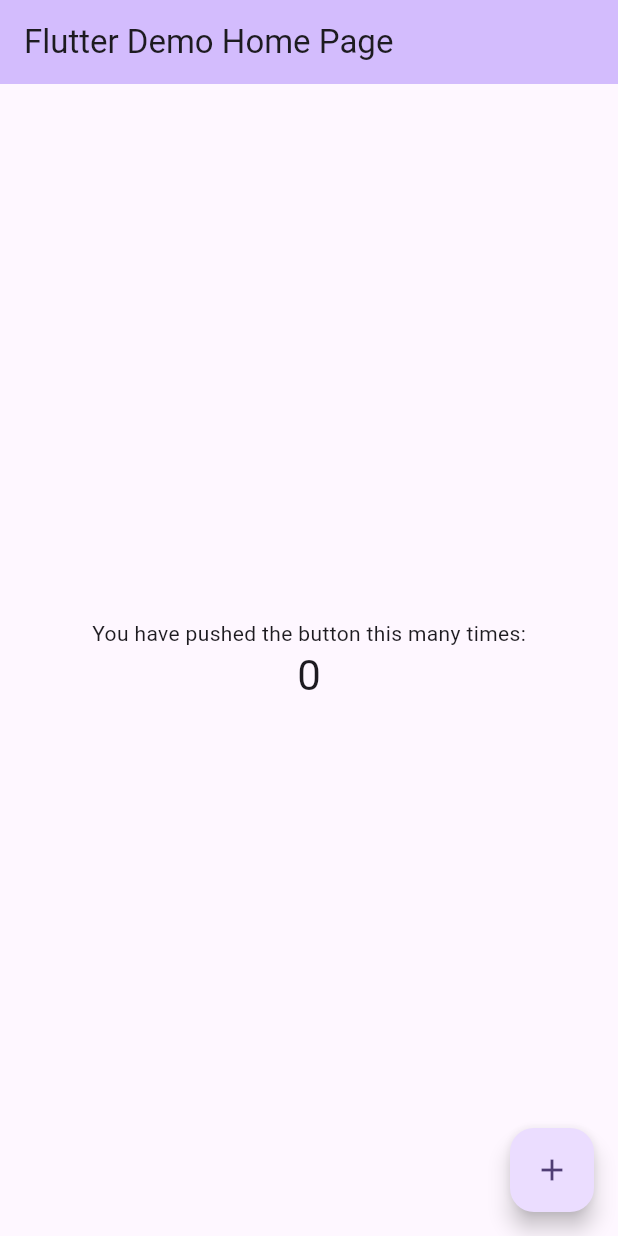
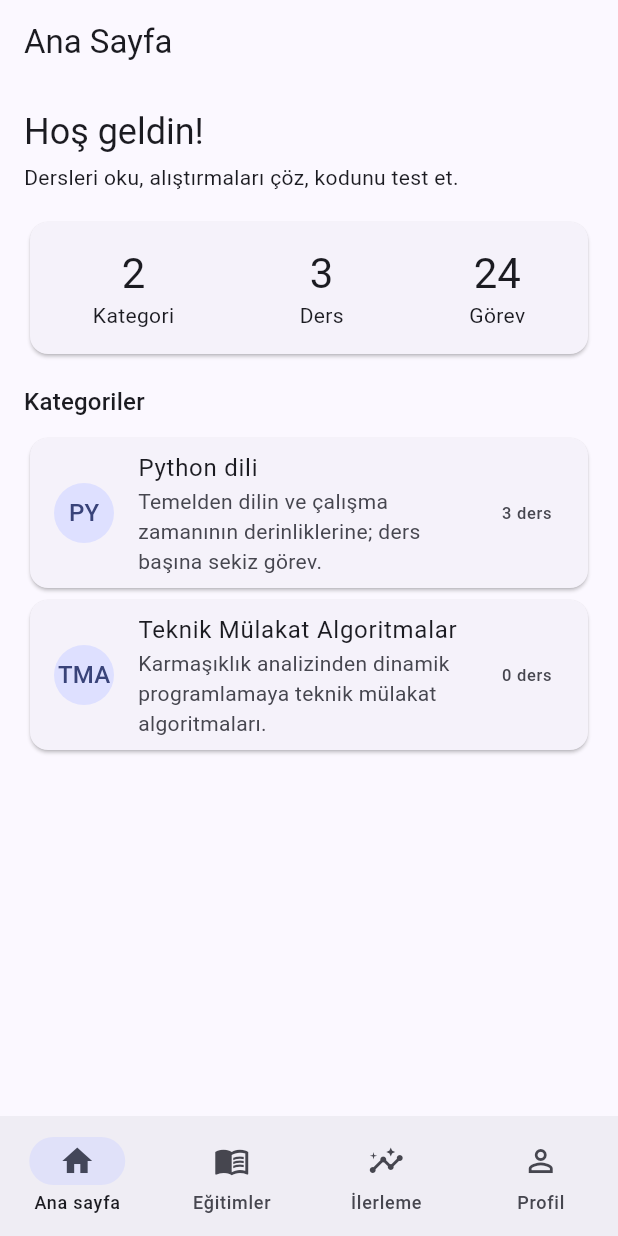
Before and after one commit to MrSqy/BLM4587, a Flutter app: the screen it shows after launch, on a phone screen of 412 x 824 dp. Run offline on Flutter 3.47's test engine with Material 3 defaults, Android fonts, the phone set to English and light mode, and no system bars.

Commit message:
1.1 Uygulama iskeleti: NavigationBar, isimli rotalar, tema
- AnaIskelet: NavigationBar (Ana sayfa, Eğitimler, İlerleme, Profil) ve IndexedStack
- Rotalar: isimli rota tablosu ('/' ve '/hakkinda')
- Material 3 açık/koyu tema, telefonun tema ayarını izler
- Ana sayfa sahte veri servisinden kategori, ders ve görev özetini gösterir
- Eğitimler ve İlerleme sekmeleri sonraki haftalar için yer tutucu
- Widget testleri: özet, sekme geçişi, Hakkında rotası

Co-Authored-By: Claude Opus 5.5 <noreply@anthropic.com>

```diff
--- /dev/null
+++ b/lib/ekranlar/ana_iskelet.dart
@@ -0,0 +1,68 @@
+import 'package:flutter/material.dart';
+
+import 'ana_sayfa.dart';
+import 'egitimler_ekrani.dart';
+import 'ilerleme_ekrani.dart';
+import 'profil_ekrani.dart';
+
+// Alt menülü ana iskelet. Her sekme ayrı bir ekran sınıfıdır.
+class AnaIskelet extends StatefulWidget {
+  const AnaIskelet({super.key});
+
+  @override
+  State<AnaIskelet> createState() => _AnaIskeletState();
+}
+
+class _AnaIskeletState extends State<AnaIskelet> {
+  int _seciliIndeks = 0;
+
+  static const List<String> _basliklar = [
+    'Ana Sayfa',
+    'Eğitimler',
+    'İlerleme',
+    'Profil',
+  ];
+
+  // IndexedStack sekmeler arasında geçerken ekranların durumunu korur.
+  final List<Widget> _sayfalar = const [
+    AnaSayfa(),
+    EgitimlerEkrani(),
+    IlerlemeEkrani(),
+    ProfilEkrani(),
+  ];
+
+  @override
+  Widget build(BuildContext context) {
+    return Scaffold(
+      appBar: AppBar(title: Text(_basliklar[_seciliIndeks])),
+      body: IndexedStack(index: _seciliIndeks, children: _sayfalar),
+      bottomNavigationBar: NavigationBar(
+        selectedIndex: _seciliIndeks,
+        onDestinationSelected: (indeks) =>
+            setState(() => _seciliIndeks = indeks),
+        destinations: const [
+          NavigationDestination(
+            icon: Icon(Icons.home_outlined),
+            selectedIcon: Icon(Icons.home),
+            label: 'Ana sayfa',
+          ),
+          NavigationDestination(
+            icon: Icon(Icons.menu_book_outlined),
+            selectedIcon: Icon(Icons.menu_book),
+            label: 'Eğitimler',
+          ),
+          NavigationDestination(
+            icon: Icon(Icons.insights_outlined),
+            selectedIcon: Icon(Icons.insights),
+            label: 'İlerleme',
+          ),
+          NavigationDestination(
+            icon: Icon(Icons.person_outline),
+            selectedIcon: Icon(Icons.person),
+            label: 'Profil',
+          ),
+        ],
+      ),
+    );
+  }
+}
--- /dev/null
+++ b/lib/ekranlar/ana_sayfa.dart
@@ -0,0 +1,115 @@
+import 'package:flutter/material.dart';
+
+import '../modeller/egitim.dart';
+import '../modeller/kategori.dart';
+import '../servisler/egitim_servisi.dart';
+
+class AnaSayfa extends StatefulWidget {
+  const AnaSayfa({super.key});
+
+  @override
+  State<AnaSayfa> createState() => _AnaSayfaState();
+}
+
+class _AnaSayfaState extends State<AnaSayfa> {
+  // Future initState'te bir kez oluşturulur; her build'de yeniden istek atılmaz.
+  late Future<_Ozet> _ozet;
+
+  @override
+  void initState() {
+    super.initState();
+    _ozet = _ozetiGetir();
+  }
+
+  Future<_Ozet> _ozetiGetir() async {
+    final kategoriler = await egitimServisi.kategorileriGetir();
+    final egitimler = await egitimServisi.egitimleriGetir();
+    return _Ozet(kategoriler, egitimler);
+  }
+
+  @override
+  Widget build(BuildContext context) {
+    return FutureBuilder<_Ozet>(
+      future: _ozet,
+      builder: (context, snapshot) {
+        if (snapshot.connectionState != ConnectionState.done) {
+          return const Center(child: CircularProgressIndicator());
+        }
+        if (snapshot.hasError) {
+          return Center(child: Text('Veriler yüklenemedi: ${snapshot.error}'));
+        }
+        final ozet = snapshot.data!;
+        return ListView(
+          padding: const EdgeInsets.all(16),
+          children: [
+            Text(
+              'Hoş geldin!',
+              style: Theme.of(context).textTheme.headlineSmall,
+            ),
+            const SizedBox(height: 4),
+            const Text('Dersleri oku, alıştırmaları çöz, kodunu test et.'),
+            const SizedBox(height: 16),
+            Card(
+              child: Padding(
+                padding: const EdgeInsets.symmetric(vertical: 16),
+                child: Row(
+                  mainAxisAlignment: MainAxisAlignment.spaceAround,
+                  children: [
+                    _SayiKutusu(
+                      sayi: ozet.kategoriler.length,
+                      etiket: 'Kategori',
+                    ),
+                    _SayiKutusu(sayi: ozet.egitimler.length, etiket: 'Ders'),
+                    _SayiKutusu(sayi: ozet.gorevSayisi, etiket: 'Görev'),
+                  ],
+                ),
+              ),
+            ),
+            const SizedBox(height: 16),
+            Text('Kategoriler', style: Theme.of(context).textTheme.titleMedium),
+            const SizedBox(height: 8),
+            for (final kategori in ozet.kategoriler)
+              Card(
+                child: ListTile(
+                  leading: CircleAvatar(child: Text(kategori.kisaltma)),
+                  title: Text(kategori.ad),
+                  subtitle: Text(kategori.aciklama),
+                  trailing: Text('${ozet.dersSayisi(kategori.id)} ders'),
+                ),
+              ),
+          ],
+        );
+      },
+    );
+  }
+}
+
+class _Ozet {
+  final List<Kategori> kategoriler;
+  final List<Egitim> egitimler;
+
+  _Ozet(this.kategoriler, this.egitimler);
+
+  int get gorevSayisi =>
+      egitimler.fold(0, (toplam, e) => toplam + e.gorevler.length);
+
+  int dersSayisi(int kategoriId) =>
+      egitimler.where((e) => e.kategoriId == kategoriId).length;
+}
+
+class _SayiKutusu extends StatelessWidget {
+  final int sayi;
+  final String etiket;
+
+  const _SayiKutusu({required this.sayi, required this.etiket});
+
+  @override
+  Widget build(BuildContext context) {
+    return Column(
+      children: [
+        Text('$sayi', style: Theme.of(context).textTheme.headlineMedium),
+        Text(etiket),
+      ],
+    );
+  }
+}
--- /dev/null
+++ b/lib/ekranlar/egitimler_ekrani.dart
@@ -0,0 +1,17 @@
+import 'package:flutter/material.dart';
+
+import 'yakinda_icerik.dart';
+
+// Eğitim listesi ve kategori filtresi 2. haftada (2.2) bu ekrana gelecek.
+class EgitimlerEkrani extends StatelessWidget {
+  const EgitimlerEkrani({super.key});
+
+  @override
+  Widget build(BuildContext context) {
+    return const YakindaIcerik(
+      ikon: Icons.menu_book,
+      baslik: 'Eğitimler',
+      aciklama: 'Ders listesi ve kategori filtresi burada olacak.',
+    );
+  }
+}
--- a/lib/main.dart
+++ b/lib/main.dart
@@ -1,122 +1,7 @@
 import 'package:flutter/material.dart';
 
+import 'uygulama.dart';
+
 void main() {
-  runApp(const MyApp());
+  runApp(const EgitimUygulamasi());
 }
-
-class MyApp extends StatelessWidget {
-  const MyApp({super.key});
-
-  // This widget is the root of your application.
-  @override
-  Widget build(BuildContext context) {
-    return MaterialApp(
-      title: 'Flutter Demo',
-      theme: ThemeData(
-        // This is the theme of your application.
-        //
-        // TRY THIS: Try running your application with "flutter run". You'll see
-        // the application has a purple toolbar. Then, without quitting the app,
-        // try changing the seedColor in the colorScheme below to Colors.green
-        // and then invoke "hot reload" (save your changes or press the "hot
-        // reload" button in a Flutter-supported IDE, or press "r" if you used
-        // the command line to start the app).
-        //
-        // Notice that the counter didn't reset back to zero; the application
-        // state is not lost during the reload. To reset the state, use hot
-        // restart instead.
-        //
-        // This works for code too, not just values: Most code changes can be
-        // tested with just a hot reload.
-        colorScheme: .fromSeed(seedColor: Colors.deepPurple),
-      ),
-      home: const MyHomePage(title: 'Flutter Demo Home Page'),
-    );
-  }
-}
-
-class MyHomePage extends StatefulWidget {
-  const MyHomePage({super.key, required this.title});
-
-  // This widget is the home page of your application. It is stateful, meaning
-  // that it has a State object (defined below) that contains fields that affect
-  // how it looks.
-
-  // This class is the configuration for the state. It holds the values (in this
-  // case the title) provided by the parent (in this case the App widget) and
-  // used by the build method of the State. Fields in a Widget subclass are
-  // always marked "final".
-
-  final String title;
-
-  @override
-  State<MyHomePage> createState() => _MyHomePageState();
-}
-
-class _MyHomePageState extends State<MyHomePage> {
-  int _counter = 0;
-
-  void _incrementCounter() {
-    setState(() {
-      // This call to setState tells the Flutter framework that something has
-      // changed in this State, which causes it to rerun the build method below
-      // so that the display can reflect the updated values. If we changed
-      // _counter without calling setState(), then the build method would not be
-      // called again, and so nothing would appear to happen.
-      _counter++;
-    });
-  }
-
-  @override
-  Widget build(BuildContext context) {
-    // This method is rerun every time setState is called, for instance as done
-    // by the _incrementCounter method above.
-    //
-    // The Flutter framework has been optimized to make rerunning build methods
-    // fast, so that you can just rebuild anything that needs updating rather
-    // than having to individually change instances of widgets.
-    return Scaffold(
-      appBar: AppBar(
-        // TRY THIS: Try changing the color here to a specific color (to
-        // Colors.amber, perhaps?) and trigger a hot reload to see the AppBar
-        // change color while the other colors stay the same.
-        backgroundColor: Theme.of(context).colorScheme.inversePrimary,
-        // Here we take the value from the MyHomePage object that was created by
-        // the App.build method, and use it to set our appbar title.
-        title: Text(widget.title),
-      ),
-      body: Center(
-        // Center is a layout widget. It takes a single child and positions it
-        // in the middle of the parent.
-        child: Column(
-          // Column is also a layout widget. It takes a list of children and
-          // arranges them vertically. By default, it sizes itself to fit its
-          // children horizontally, and tries to be as tall as its parent.
-          //
-          // Column has various properties to control how it sizes itself and
-          // how it positions its children. Here we use mainAxisAlignment to
-          // center the children vertically; the main axis here is the vertical
-          // axis because Columns are vertical (the cross axis would be
-          // horizontal).
-          //
-          // TRY THIS: Invoke "debug painting" (choose the "Toggle Debug Paint"
-          // action in the IDE, or press "p" in the console), to see the
-          // wireframe for each widget.
-          mainAxisAlignment: .center,
-          children: [
-            const Text('You have pushed the button this many times:'),
-            Text(
-              '$_counter',
-              style: Theme.of(context).textTheme.headlineMedium,
-            ),
-          ],
-        ),
-      ),
-      floatingActionButton: FloatingActionButton(
-        onPressed: _incrementCounter,
-        tooltip: 'Increment',
-        child: const Icon(Icons.add),
-      ),
-    );
-  }
-}
--- /dev/null
+++ b/lib/rotalar.dart
@@ -0,0 +1,16 @@
+import 'package:flutter/material.dart';
+
+import 'ekranlar/ana_iskelet.dart';
+import 'ekranlar/hakkinda_ekrani.dart';
+
+// İsimli rotalar. Yeni bir sayfa eklerken adını buraya sabit olarak yazıp
+// tabloya ekleyin; geçişlerde Navigator.pushNamed(context, Rotalar.xxx) kullanın.
+class Rotalar {
+  static const String anaIskelet = '/';
+  static const String hakkinda = '/hakkinda';
+
+  static final Map<String, WidgetBuilder> tablo = {
+    anaIskelet: (context) => const AnaIskelet(),
+    hakkinda: (context) => const HakkindaEkrani(),
+  };
+}
--- /dev/null
+++ b/lib/tema.dart
@@ -0,0 +1,14 @@
+import 'package:flutter/material.dart';
+
+// Uygulamanın ana rengi; açık ve koyu tema bu renkten türetilir.
+const Color anaRenk = Colors.indigo;
+
+final ThemeData acikTema = ThemeData(
+  colorSchemeSeed: anaRenk,
+  brightness: Brightness.light,
+);
+
+final ThemeData koyuTema = ThemeData(
+  colorSchemeSeed: anaRenk,
+  brightness: Brightness.dark,
+);
--- /dev/null
+++ b/lib/uygulama.dart
@@ -0,0 +1,22 @@
+import 'package:flutter/material.dart';
+
+import 'rotalar.dart';
+import 'tema.dart';
+
+class EgitimUygulamasi extends StatelessWidget {
+  const EgitimUygulamasi({super.key});
+
+  @override
+  Widget build(BuildContext context) {
+    return MaterialApp(
+      title: 'Etkileşimli Eğitim Platformu',
+      debugShowCheckedModeBanner: false,
+      theme: acikTema,
+      darkTheme: koyuTema,
+      // Telefonun açık/koyu tema ayarını izler. Ayarlar ekranı 5. haftada eklenecek.
+      themeMode: ThemeMode.system,
+      initialRoute: Rotalar.anaIskelet,
+      routes: Rotalar.tablo,
+    );
+  }
+}
```
Also changed, not shown: lib/ekranlar/hakkinda_ekrani.dart (added, +42 -0 lines), lib/ekranlar/ilerleme_ekrani.dart (added, +17 -0 lines), lib/ekranlar/profil_ekrani.dart (added, +32 -0 lines), lib/ekranlar/yakinda_icerik.dart (added, +34 -0 lines), 1 other file.
